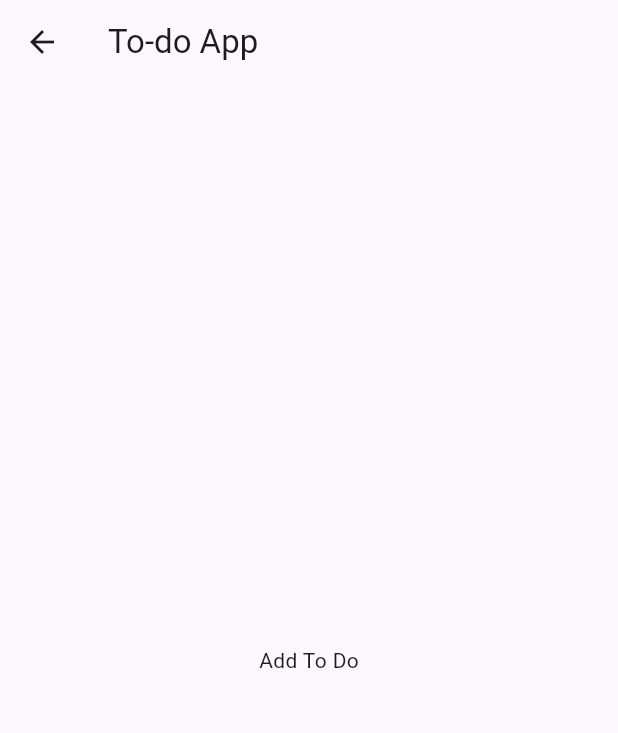
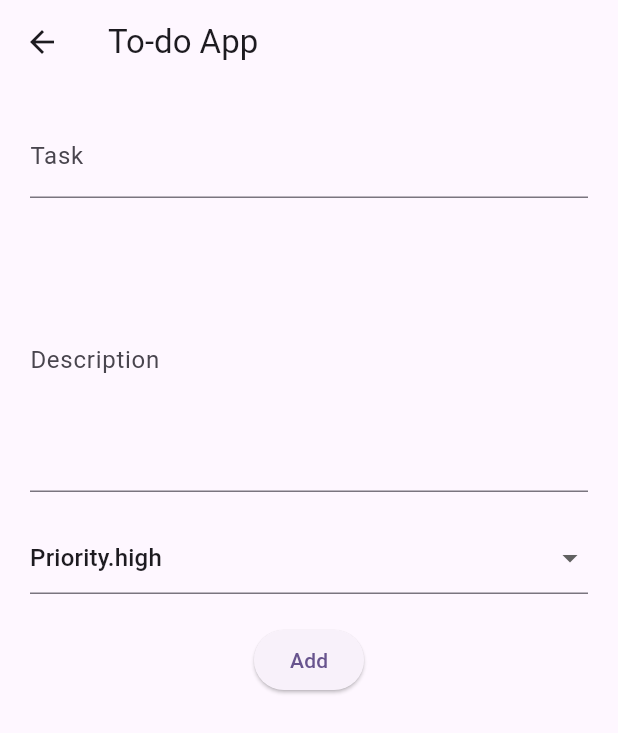
Before and after one commit to Quackzoer/wsb_todo, a Flutter app: the AddTodoScreen screen opened by its route, on a phone screen of 412 x 824 dp. Shown: the top 733 px of the screen. Run offline on Flutter 3.47's test engine with Material 3 defaults, Android fonts, the light colour scheme and no system bars; our stand-ins replace go_router, isar; accounts and stored records are empty; generated files the repository leaves out were written again.

Commit message:
Add New To Do functionality

```diff
--- a/lib/collections/todo.dart
+++ b/lib/collections/todo.dart
@@ -7,7 +7,7 @@ class Todo{
   Id id = Isar.autoIncrement;
   String? task;
   String? description;
-  bool? done;
+  bool done = false;
   @enumerated
   late Priority priority;
 }
--- a/lib/screens/add_todo.dart
+++ b/lib/screens/add_todo.dart
@@ -1,4 +1,6 @@
 import 'package:flutter/material.dart';
+import 'package:wsb_todo/collections/todo.dart';
+import 'package:wsb_todo/utils/database/database.dart';
 import 'package:wsb_todo/utils/router/main.dart';
 
 class AddTodoScreen extends StatefulWidget {
@@ -9,20 +11,109 @@ class AddTodoScreen extends StatefulWidget {
   State<AddTodoScreen> createState() => _AddTodoScreenState();
 }
 
+List<String> priorities = Priority.values.map((e) => e.toString()).toList();
+
 class _AddTodoScreenState extends State<AddTodoScreen> {
+  final _formKey = GlobalKey<FormState>();
+  final TextEditingController _taskController = TextEditingController();
+  final TextEditingController _descriptionController = TextEditingController();
+  String _priority = priorities[0];
   @override
   Widget build(BuildContext context) {
     return Scaffold(
       appBar: AppBar(
-        title: const Text("To-do App"),
-        leading: BackButton(
-          onPressed: (){
-            HomeScreenRoute().go(context);
-          },
-        )
-      ),
-      body: const Center(
-        child: Text("Add To Do"),
+          title: const Text("To-do App"),
+          leading: BackButton(
+            onPressed: () {
+              HomeScreenRoute().go(context);
+            },
+          )),
+      body: Center(
+        child: Form(
+          key: _formKey,
+          child: Padding(
+            padding: const EdgeInsets.all(20),
+            child: Column(
+              children: <Widget>[
+                TextFormField(
+                  controller: _taskController,
+                  decoration: const InputDecoration(
+                    labelText: 'Task',
+                  ),
+                  validator: (value) {
+                    if (value == null || value.isEmpty) {
+                      return 'Please enter some text';
+                    }
+                    return null;
+                  },
+                ),
+                const SizedBox(height: 20),
+                TextFormField(
+                  controller: _descriptionController,
+                  decoration: const InputDecoration(
+                    labelText: 'Description',
+                  ),
+                  keyboardType: TextInputType.multiline,
+                  maxLines: 6,
+                  validator: (value) {
+                    if (value == null || value.isEmpty) {
+                      return 'Please enter some text';
+                    }
+                    return null;
+                  },
+                ),
+                const SizedBox(height: 20),
+                DropdownButtonFormField(
+                    items: priorities.map((priority) {
+                      return DropdownMenuItem(
+                        value: priority,
+                        child: Row(
+                          children: [
+                            Text(priority),
+                          ],
+                        ),
+                      );
+                    }).toList(),
+                    value: _priority,
+                    onChanged: (newValue) {
+                      setState(() {
+                        _priority = newValue.toString();
+                      });
+                    }),
+                const SizedBox(height: 20),
+                ElevatedButton(
+                  onPressed: () {
+                    if (_formKey.currentState!.validate()) {
+                      ScaffoldMessenger.of(context).showSnackBar(
+                        const SnackBar(content: Text('Processing Data')),
+                      );
+
+                      Todo newTodo = Todo()
+                        ..task = _taskController.text
+                        ..description = _descriptionController.text
+                        ..priority = Priority.values.firstWhere((element) =>
+                            element.toString().split(".").last == _priority);
+                      isarInstance.writeTxn(() async {
+                        await isarInstance.todos.put(newTodo);
+                      }).then((value) {
+                        ScaffoldMessenger.of(context).showSnackBar(
+                          const SnackBar(
+                              content: Text('Todo added successfully')),
+                        );
+                        HomeScreenRoute().go(context);
+                      }).catchError((err) {
+                        ScaffoldMessenger.of(context).showSnackBar(
+                          const SnackBar(content: Text('Failed to add todo')),
+                        );
+                      });
+                    }
+                  },
+                  child: const Text('Add'),
+                ),
+              ],
+            ),
+          ),
+        ),
       ),
     );
   }
```
Also changed, not shown: lib/collections/todo.g.dart.
